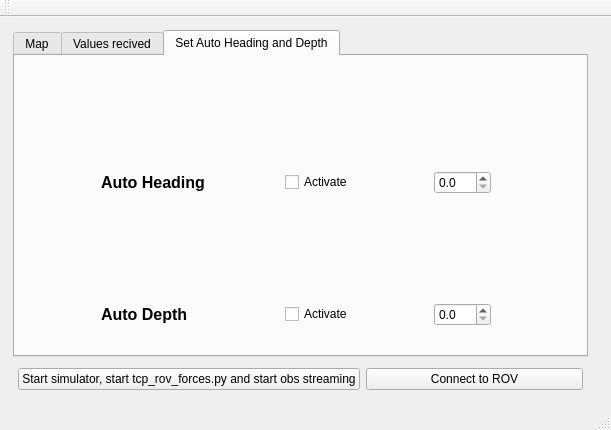
Old version of the form secondarywindow.ui in the repository Kpro11/Aqeous.
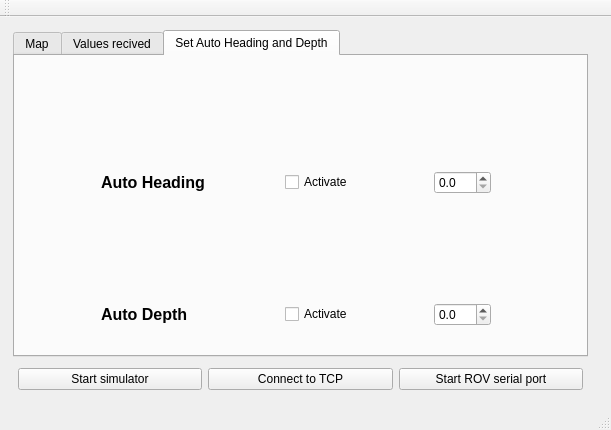
New version of the form.

Commit message: Add tcp connect button and manual auto H&D tab

Diff of the .ui file:
```diff
--- a/secondarywindow.ui
+++ b/secondarywindow.ui
@@ -374,7 +374,7 @@
              </sizepolicy>
             </property>
             <property name="text">
-             <string>Start simulator, start tcp_rov_forces.py and start obs streaming</string>
+             <string>Start simulator</string>
             </property>
            </widget>
           </item>
@@ -385,14 +385,22 @@
           <item>
            <widget class="QPushButton" name="connectROV">
             <property name="text">
-             <string>Connect to ROV</string>
+             <string>Connect to TCP</string>
             </property>
            </widget>
           </item>
          </layout>
         </item>
         <item>
-         <layout class="QHBoxLayout" name="horizontalLayout_8"/>
+         <layout class="QHBoxLayout" name="horizontalLayout_8">
+          <item>
+           <widget class="QPushButton" name="rovSerial">
+            <property name="text">
+             <string>Start ROV serial port</string>
+            </property>
+           </widget>
+          </item>
+         </layout>
         </item>
        </layout>
       </item>
```
The commit also changes 1 other file.
